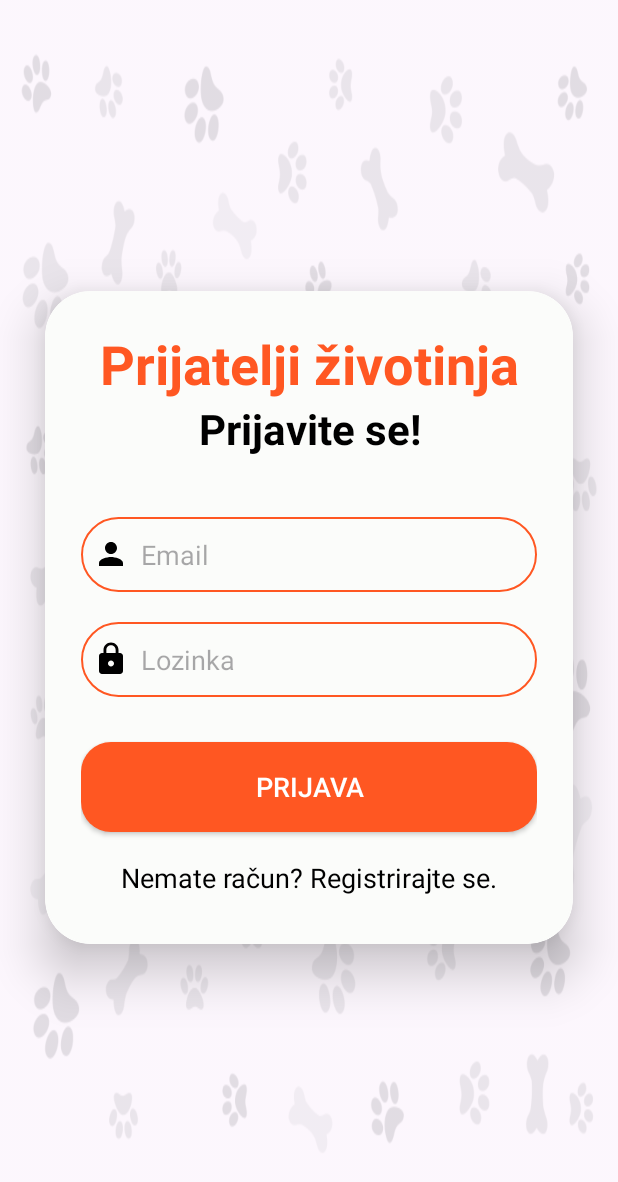
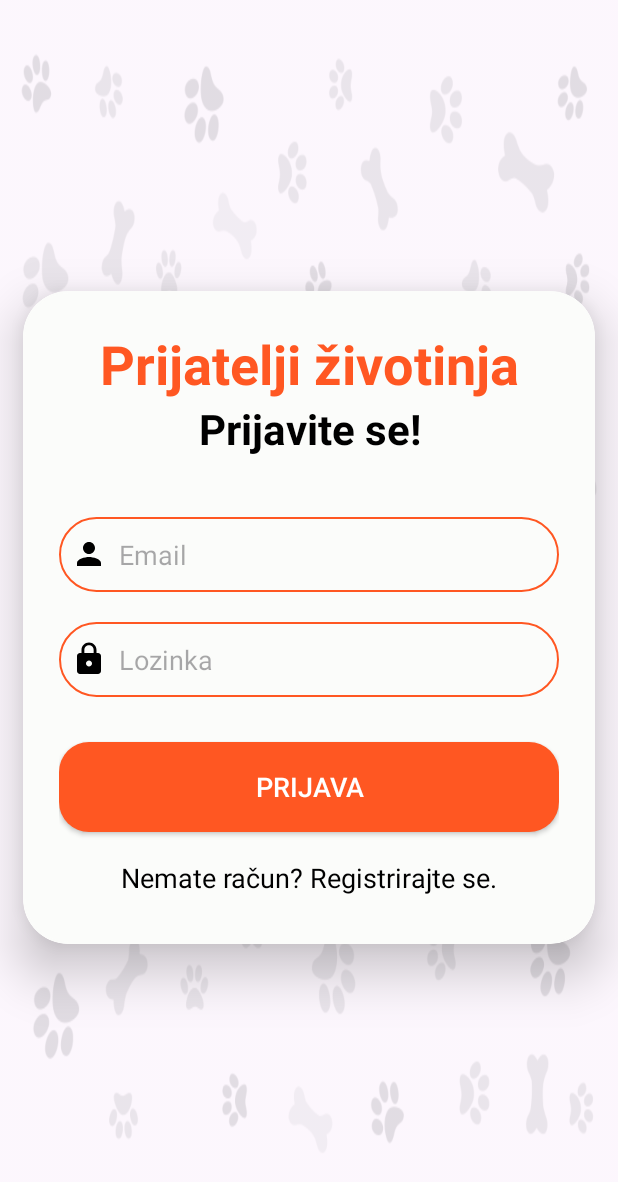
Before and after one commit to simunjelic/NRAMU_project, an Android app: the screen it shows after launch (LoginActivity), on a phone screen of 412 x 824 dp. Shown: the top 1182 px of the screen. Run offline under Robolectric (Android 15) with nearby library versions, the phone set to English and light mode, and no system bars; our stand-ins replace Firebase (no records; nobody signed in at launch, a user with empty details on screens opened directly).

Commit message:
Adapt registration and login layout

```diff
--- a/app/src/main/res/layout/activity_login.xml
+++ b/app/src/main/res/layout/activity_login.xml
@@ -15,7 +15,7 @@
     <androidx.cardview.widget.CardView
         android:layout_width="match_parent"
         android:layout_height="wrap_content"
-        android:layout_margin="30dp"
+        android:layout_margin="15dp"
         app:cardCornerRadius="30dp"
         app:cardElevation="20dp">
 
--- a/app/src/main/res/layout/activity_registration.xml
+++ b/app/src/main/res/layout/activity_registration.xml
@@ -15,7 +15,7 @@
     <androidx.cardview.widget.CardView
         android:layout_width="match_parent"
         android:layout_height="wrap_content"
-        android:layout_margin="30dp"
+        android:layout_margin="15dp"
         app:cardCornerRadius="30dp"
         app:cardElevation="20dp">
 
```
